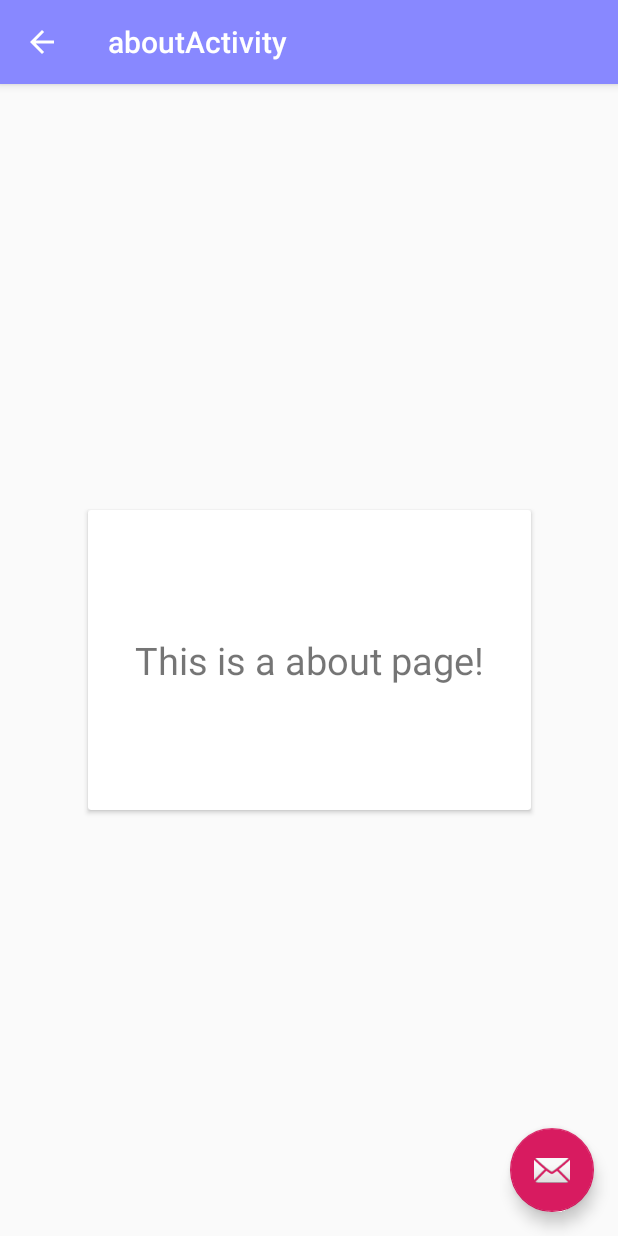
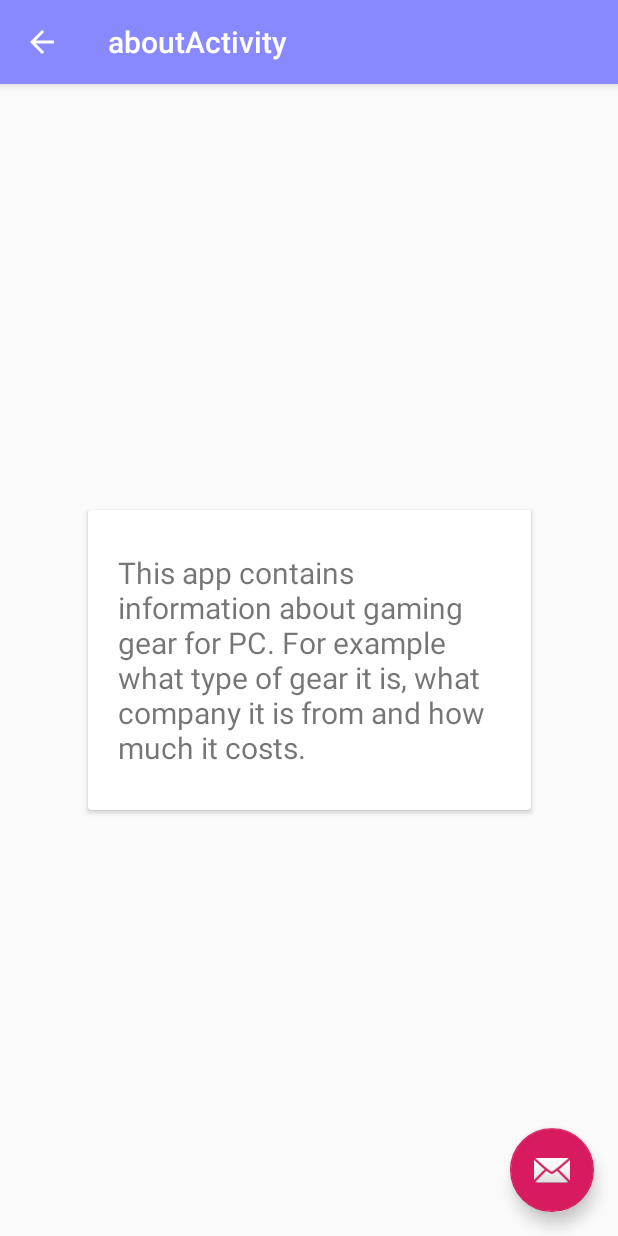
Before and after one commit to b18fella/b18fella_project, an Android app: the screen it shows after launch (aboutActivity), in the options menu, after a tap on "About", on a phone screen of 412 x 824 dp. Run offline under Robolectric (Android 15) with nearby library versions, the phone set to English and light mode, and no system bars; 2 statements that could not run were skipped.

Commit message:
About text updated.

```diff
--- a/app/src/main/java/com/example/b18fella_project/MainActivity.java
+++ b/app/src/main/java/com/example/b18fella_project/MainActivity.java
@@ -80,7 +80,7 @@ public class MainActivity extends AppCompatActivity {
         //noinspection SimplifiableIfStatement
         if (id == R.id.action_settings) {
             Intent aboutIntent = new Intent(this, aboutActivity.class);
-            String aboutMessage = "This is a about page!";
+            String aboutMessage = "This app contains information about gaming gear for PC. For example what type of gear it is, what company it is from and how much it costs.";
             aboutIntent.putExtra(X_MESSAGE, aboutMessage);
             startActivity(aboutIntent);
             return true;
@@ -103,8 +103,6 @@ public class MainActivity extends AppCompatActivity {
 
             // Will contain the raw JSON response as a Java string.
             String forecastJsonStr = null;
-
-            Log.d("error fel här", "Fel här");
 
             try {
                 // Construct the URL for the Internet service
--- a/app/src/main/res/layout/content_about.xml
+++ b/app/src/main/res/layout/content_about.xml
@@ -23,7 +23,7 @@
             android:layout_height="wrap_content"
             android:layout_gravity="center"
             android:padding="20dp"
-            android:textSize="25dp"
+            android:textSize="20dp"
             android:text="TextView" />
     </android.support.v7.widget.CardView>
 
```
